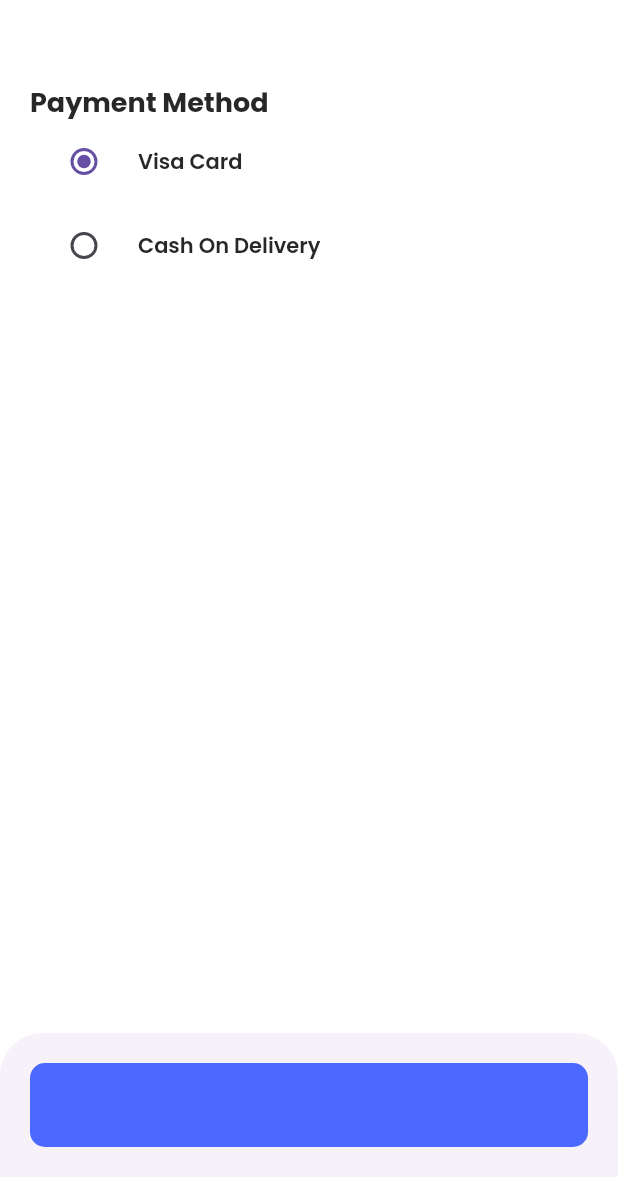
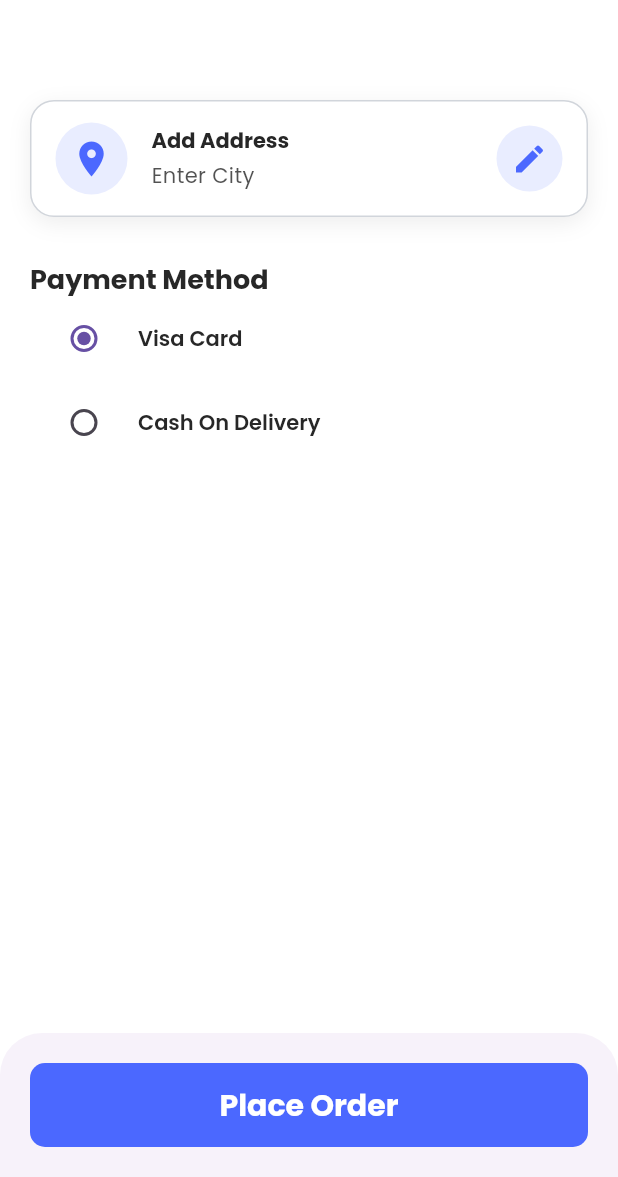
Before and after one commit to Sakilalakmal/shoe_app, a Flutter app: the CheckoutScreen screen opened directly, on a phone screen of 412 x 824 dp, the part 59-1236 px from its top. Run offline on Flutter 3.47's test engine with Material 3 defaults, Android fonts, the phone set to English and light mode, and no system bars; our stand-ins replace badges, cached_network_image, cloud_firestore, firebase_auth, firebase_core, flutter_dotenv and 8 more; accounts and stored records are empty; project files that could hold a hidden picture were left out.

Commit message:
add address screen strings

```diff
--- a/lib/utils/constants/text_string.dart
+++ b/lib/utils/constants/text_string.dart
@@ -72,4 +72,7 @@ class Texts {
   static const String stripe = "Visa Card";
   static const String cashOnDevlivery = "Cash On Delivery";
   static const String placeOrder = "Place Order";
+
+  static const String addAddress ="Add Address";
+  static const String enterCity = "Enter City";
 }
--- a/lib/views/screen/inner_screens/checkout_screen.dart
+++ b/lib/views/screen/inner_screens/checkout_screen.dart
@@ -115,6 +115,83 @@ class _CheckoutScreenState extends ConsumerState<CheckoutScreen> {
                 );
               }),
               const SizedBox(height: TSizes.defaultSpace),
+
+              // ...existing code...
+              Container(
+                margin: const EdgeInsets.symmetric(vertical: 10),
+                padding: const EdgeInsets.symmetric(
+                  horizontal: 16,
+                  vertical: 14,
+                ),
+                decoration: BoxDecoration(
+                  color: dark ? TColors.dark : TColors.white,
+                  borderRadius: BorderRadius.circular(16),
+                  boxShadow: [
+                    BoxShadow(
+                      color: Colors.black.withOpacity(0.07),
+                      blurRadius: 12,
+                      offset: Offset(0, 4),
+                    ),
+                  ],
+                  border: Border.all(color: TColors.borderLight),
+                ),
+                child: Row(
+                  children: [
+                    // Location icon
+                    Container(
+                      decoration: BoxDecoration(
+                        color: TColors.newBlue.withOpacity(0.12),
+                        shape: BoxShape.circle,
+                      ),
+                      padding: const EdgeInsets.all(10),
+                      child: Icon(
+                        Icons.location_on,
+                        color: TColors.newBlue,
+                        size: 28,
+                      ),
+                    ),
+                    const SizedBox(width: 16),
+                    // Address info
+                    Expanded(
+                      child: Column(
+                        crossAxisAlignment: CrossAxisAlignment.start,
+                        children: [
+                          Text(
+                            Texts.addAddress,
+                            style: Theme.of(context).textTheme.titleLarge!
+                                .copyWith(fontWeight: FontWeight.bold),
+                          ),
+                          const SizedBox(height: 4),
+                          Text(
+                            Texts.enterCity,
+                            style: Theme.of(context).textTheme.bodyMedium,
+                          ),
+                        ],
+                      ),
+                    ),
+                    // Edit icon
+                    InkWell(
+                      onTap: () {
+                        // Handle edit action
+                      },
+                      child: Container(
+                        decoration: BoxDecoration(
+                          color: TColors.newBlue.withOpacity(0.12),
+                          shape: BoxShape.circle,
+                        ),
+                        padding: const EdgeInsets.all(10),
+                        child: Icon(
+                          Icons.edit,
+                          color: TColors.newBlue,
+                          size: 24,
+                        ),
+                      ),
+                    ),
+                  ],
+                ),
+              ),
+              // ...existing code...
+              const SizedBox(height: TSizes.defaultSpace),
               Text(
                 Texts.paymentMethod,
                 style: Theme.of(context).textTheme.headlineMedium,
@@ -163,25 +240,29 @@ class _CheckoutScreenState extends ConsumerState<CheckoutScreen> {
                     .doc(_auth.currentUser!.uid)
                     .get();
 
-              CollectionReference orderRefer = _firestore.collection('shoeOrders');
-              final orderId = const Uuid().v4();
-              await orderRefer.doc(orderId).set({
-                'orderId':orderId,
-                'shoeName':item.shoeName,
-                'shoeId':item.shoeId,
-                'shoeSizes':item.shoeSizes,
-                'quantity':item.quantity,
-                'shoePrice':item.quantity * item.shoePrice,
-                'shoeCategory':item.shoeCategory,
-                'shoeImage':item.imageUrl[0],
-                'State':(userDoc.data() as Map<String , dynamic>)['State'],
-                'email':(userDoc.data() as Map<String , dynamic>)['email'],
-                'locality':(userDoc.data() as Map<String , dynamic>)['locality'],
-                'fullName':(userDoc.data() as Map<String , dynamic>)['fullName'],
-                'buyerId':_auth.currentUser!.uid,
-                'delivered':false,
-                'processing':true,
-              });
+                CollectionReference orderRefer = _firestore.collection(
+                  'shoeOrders',
+                );
+                final orderId = const Uuid().v4();
+                await orderRefer.doc(orderId).set({
+                  'orderId': orderId,
+                  'shoeName': item.shoeName,
+                  'shoeId': item.shoeId,
+                  'shoeSizes': item.shoeSizes,
+                  'quantity': item.quantity,
+                  'shoePrice': item.quantity * item.shoePrice,
+                  'shoeCategory': item.shoeCategory,
+                  'shoeImage': item.imageUrl[0],
+                  'State': (userDoc.data() as Map<String, dynamic>)['State'],
+                  'email': (userDoc.data() as Map<String, dynamic>)['email'],
+                  'locality':
+                      (userDoc.data() as Map<String, dynamic>)['locality'],
+                  'fullName':
+                      (userDoc.data() as Map<String, dynamic>)['fullName'],
+                  'buyerId': _auth.currentUser!.uid,
+                  'delivered': false,
+                  'processing': true,
+                });
               }
             }
           },
@@ -192,6 +273,15 @@ class _CheckoutScreenState extends ConsumerState<CheckoutScreen> {
               borderRadius: BorderRadius.circular(TSizes.sm),
               color: dark ? TColors.buttonPrimary : TColors.newBlue,
             ),
+            child: Center(
+              child: Text(
+                Texts.placeOrder,
+                style: Theme.of(context).textTheme.headlineMedium!.copyWith(
+                  color: dark ? TColors.dark : TColors.white,
+                  fontSize: 20,
+                ),
+              ),
+            ),
           ),
         ),
       ),
--- a/lib/views/screen/nav_screens/favorite_screen.dart
+++ b/lib/views/screen/nav_screens/favorite_screen.dart
@@ -78,7 +78,7 @@ class FavoriteScreen extends ConsumerWidget {
                             ),
                             child: Image.network(
                               wishItem.imageUrl[0],
-                              fit: BoxFit.cover,
+                              fit: BoxFit.contain,
                             ),
                           ),
                         ),
```
